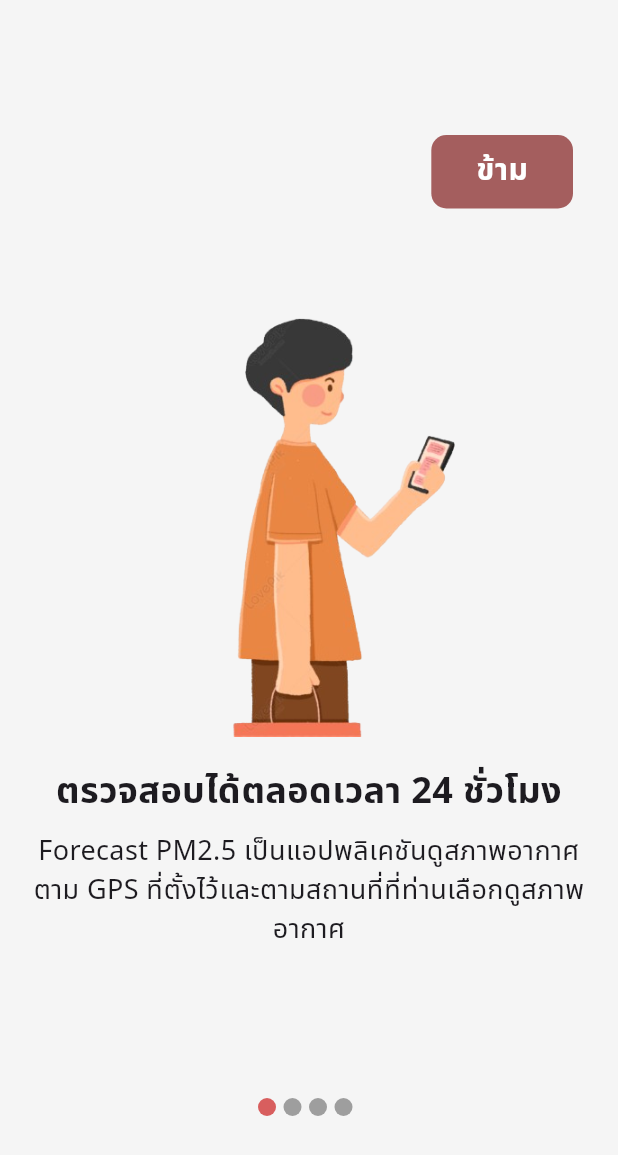
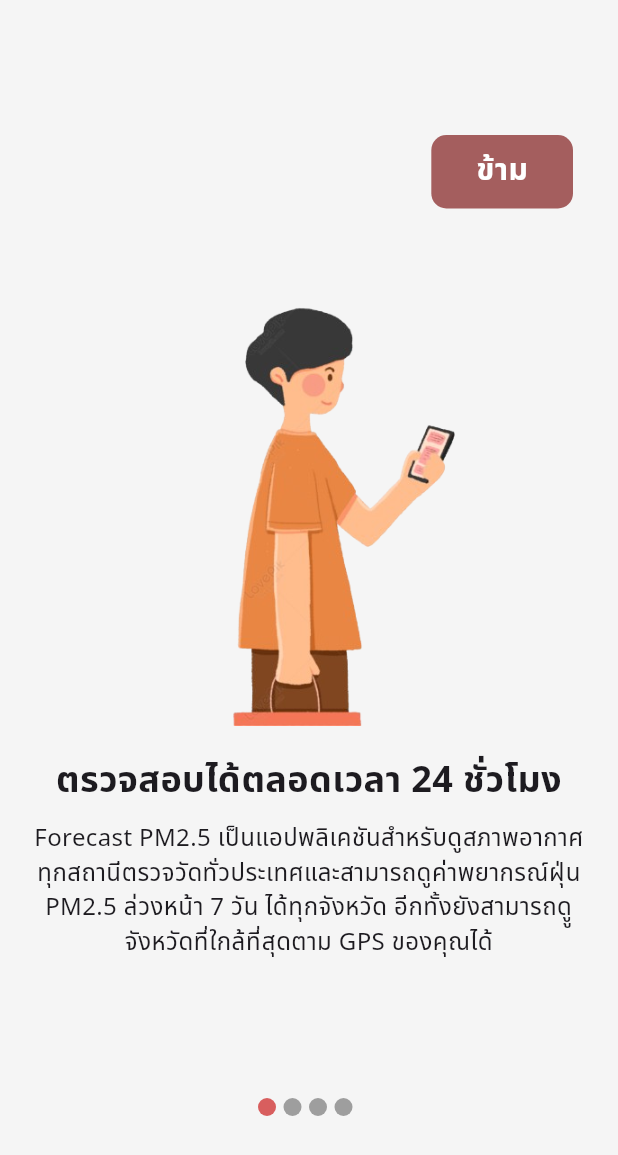
Before and after one commit to teeprakorn1/pm2_flutter_project, a Flutter app: the screen it shows after launch, on a phone screen of 412 x 824 dp. Shown: the top 1155 px of the screen. Run offline on Flutter 3.47's test engine with Material 3 defaults, Android fonts, the phone set to English and light mode, and no system bars; our stand-ins replace flutter_map, flutter_svg, latlong2, location, shared_preferences.

Commit message:
VERSION 0.7.2

```diff
--- a/lib/boarding_screen.dart
+++ b/lib/boarding_screen.dart
@@ -119,23 +119,24 @@ List<Map<String, String>> onboardingData = [
   {
     "image": "assets/images/onboarding_man.png",
     "title": "ตรวจสอบได้ตลอดเวลา 24 ชั่วโมง",
-    "description": "Forecast PM2.5 เป็นแอปพลิเคชันดูสภาพอากาศตาม GPS "
-        "ที่ตั้งไว้และตามสถานที่ที่ท่านเลือกดูสภาพอากาศ"
+    "description": "Forecast PM2.5 เป็นแอปพลิเคชันสำหรับดูสภาพอากาศทุกสถานีตรวจวัดทั่วประเทศ"
+        "และสามารถดูค่าพยากรณ์ฝุ่น PM2.5 ล่วงหน้า 7 วัน ได้ทุกจังหวัด อีกทั้งยังสามารถดููจังหวัดที่ใกล้ที่สุด"
+        "ตาม GPS ของคุณได้"
   },
   {
     "image": "assets/images/onboarding_thailand_map.png",
-    "title": "ตรวจสอบได้ทุกที่",
-    "description": "สามารถตรวจสอบสภาพอากาศ ณ ที่ท่านอยู่หรือดูทั่วประเทศไทย"
+    "title": "แผนที่คุณภาพอากาศ",
+    "description": "สามารถดูคุณภาพอากาศตามสถานีตรวจวัดทั่วประเทศ ในรูปแบบแผนที่"
   },
   {
     "image": "assets/images/onboarding_graph.png",
-    "title": "สามารถดูกราฟเปรียบเทียบ",
+    "title": "กราฟเปรียบเทียบ",
     "description": "เปรียบเทียบระหว่างค่าความจริงกับค่าที่พยากรณ์ย้อนหลัง 7 วัน"
   },
   {
     "image": "assets/images/onboarding_people.png",
     "title": "คู่มือแนะนำการป้องกัน PM2.5",
-    "description": "ช่วยให้คำแนะนำวิธีการรับมือกับ PM2.5 อย่างถูกต้อง และ แนะนำอุปกรณ์ป้องกัน PM2.5 ที่ได้มาตรฐาน"
+    "description": "ช่วยให้คำแนะนำวิธีการรับมือกับ PM2.5  อย่างถูกต้อง และ แนะนำอุปกรณ์ป้องกัน PM2.5 ที่ได้มาตรฐาน"
   }
 ];
 
@@ -157,7 +158,7 @@ class OnboardingPage extends StatelessWidget {
   Widget build(BuildContext context) {
     double imageHeight = isTablet ? 450 : 300;
     double titleFontSize = isTablet ? 32 : 24;
-    double descFontSize = isTablet ? 22 : 18;
+    double descFontSize = isTablet ? 22 : 16;
 
     return LayoutBuilder(
       builder: (context, constraints) {
--- a/lib/screens/home_screen.dart
+++ b/lib/screens/home_screen.dart
@@ -342,7 +342,7 @@ class HomeScreen extends StatelessWidget {
                   SizedBox(width: 10),
                   _buildBox("TEMPERATURE", "39 °C", Icons.thermostat, scaleFactor,),
                   SizedBox(width: 10),
-                  _buildBox("AQI", "29.6", Icons.air, scaleFactor),
+                  _buildBox("Humidity", "29.6", Icons.air, scaleFactor),
                 ],
               ),
               SizedBox(height: 20),
```
